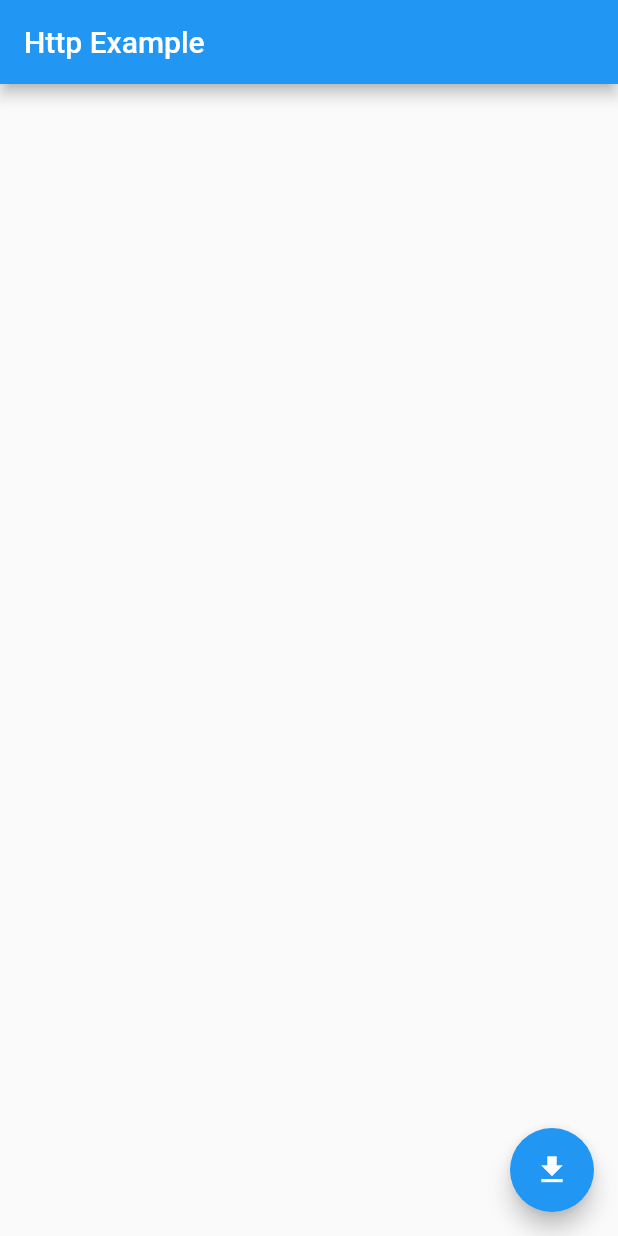
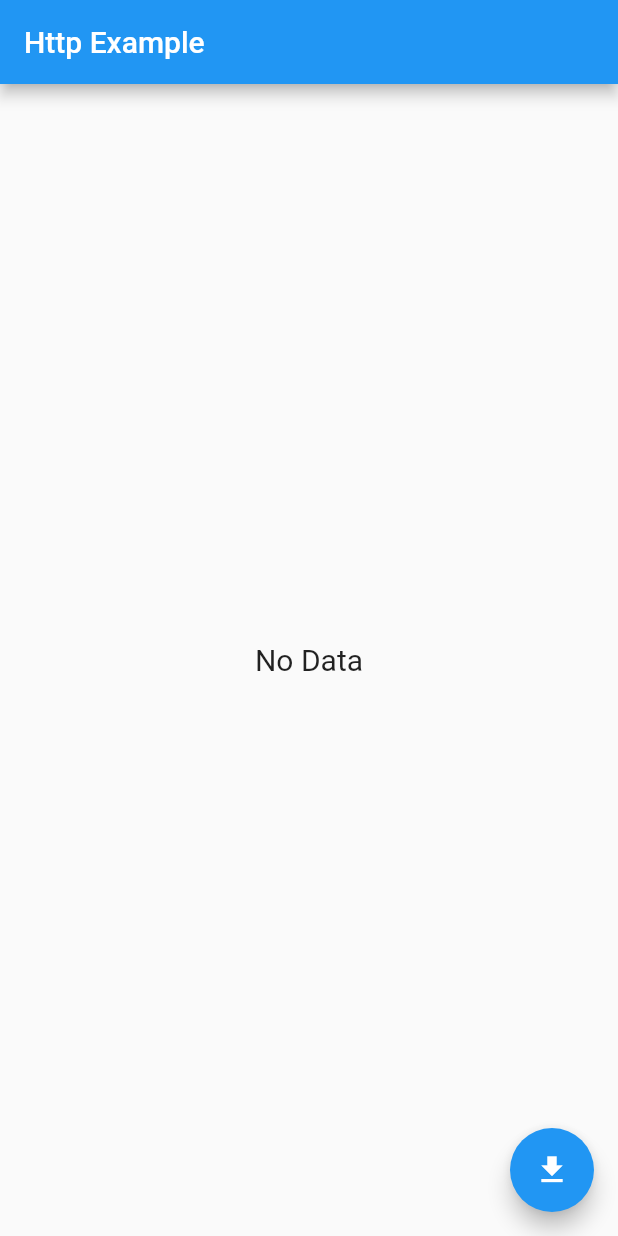
Before and after one commit to GeonwooVincentKim/Flutter_Example_1, a Flutter app: the HttpApp screen opened directly, on a phone screen of 412 x 824 dp. Run offline on Flutter 3.47's test engine with Material 2 defaults, Android fonts, the phone set to English and light mode, and no system bars; our stand-ins replace url_strategy; missing offline and left inert: consumer.

Commit message:
[Update] - Card Widget

```diff
--- a/lib/http_kakao_example/main.dart
+++ b/lib/http_kakao_example/main.dart
@@ -24,6 +24,13 @@ class HttpApp extends StatefulWidget {
 
 class _HttpAppState extends State<HttpApp> {
   String result = '';
+  List? data;
+
+  @override
+  void initState() {
+    super.initState();
+    data = new List.empty(growable: true);
+  }
 
   @override
   Widget build(BuildContext context) {
@@ -31,7 +38,35 @@ class _HttpAppState extends State<HttpApp> {
       appBar: AppBar(title: Text('Http Example')),
       body: Container(
         child: Center(
-          child: Text('$result')
+          child: data!.length == 0
+            ? const Text(
+              'No Data',
+              style: TextStyle(fontSize: 20),
+              textAlign: TextAlign.center,
+            ) :
+            ListView.builder(
+              itemBuilder: (context, index) {
+                return Card(
+                  child: Container(
+                    child: Column(
+                      children: [
+                        Text(data![index]['title'].toString()),
+                        Text(data![index]['authors'].toString()),
+                        Text(data![index]['sale_price'].toString()),
+                        Text(data![index]['status'].toString()),
+                        Image.network(
+                          data![index]['thumbnail'],
+                          height: 100,
+                          width: 100,
+                          fit: BoxFit.contain
+                        )
+                      ],
+                    )
+                  )
+                );
+              },
+              itemCount: data!.length,
+            )
         )
       ),
       floatingActionButton: FloatingActionButton(
@@ -60,7 +95,12 @@ class _HttpAppState extends State<HttpApp> {
       }
     );
 
-    print(response.body);
-    return "Successfull";
+    setState(() {
+      var dataConvertedToJSON = json.decode(response.body);
+      List result = dataConvertedToJSON['documents'];
+      data!.addAll(result);
+    });
+
+    return response.body;
   }
 }
```
